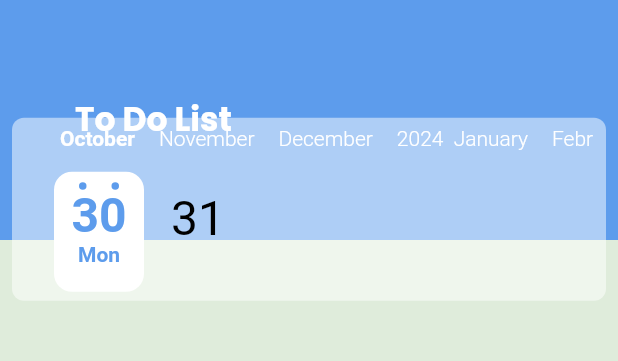
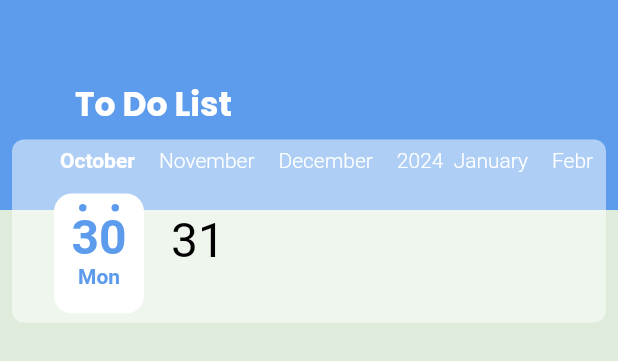
Before and after one commit to ibrahimagdy/to_do_list_application, a Flutter app: the HomeScreen widget shown alone on an empty page, opened directly, on a phone screen of 412 x 824 dp. Shown: the top 361 px of the screen. Run offline on Flutter 3.47's test engine with Material 2 defaults, Android fonts, the phone set to English and light mode, and no system bars; drawn by our look-alikes of calendar_timeline; our stand-ins replace bot_toast, cloud_firestore, firebase_auth, firebase_core, firebase_messaging, flutter_easyloading and 4 more; accounts and stored records are empty; generated files the repository leaves out were written again.

Commit message:
Update on calender package

```diff
--- a/lib/pages/home_screen/home_screen.dart
+++ b/lib/pages/home_screen/home_screen.dart
@@ -17,20 +17,19 @@ class _HomeScreenState extends State<HomeScreen> {
   DateTime selectedDate = DateTime.now();
   @override
   Widget build(BuildContext context) {
-    // var provider = Provider.of<AppProvider>(context);
     var theme = Theme.of(context);
     var local = AppLocalizations.of(context)!;
     return Column(
       children: [
         Stack(
-          alignment: const Alignment(0, 3.5),
+          alignment: const Alignment(0, 12),
           children: [
             Container(
               alignment: Alignment.centerLeft,
               padding: const EdgeInsets.symmetric(horizontal: 50),
               color: theme.primaryColor,
               width: double.infinity,
-              height: 160,
+              height: 140,
               child: Text(
                 local.to_do_list,
                 style: theme.textTheme.titleLarge,
@@ -64,7 +63,7 @@ class _HomeScreenState extends State<HomeScreen> {
             ),
           ],
         ),
-        const SizedBox(height: 55),
+        const SizedBox(height: 78),
         Expanded(
           child: StreamBuilder<QuerySnapshot<TaskModel>>(
             stream: FirestoreUtils.getRealTimeDataFromFireStore(selectedDate),
--- a/lib/pages/login/login_screen.dart
+++ b/lib/pages/login/login_screen.dart
@@ -194,7 +194,7 @@ class _LoginScreenState extends State<LoginScreen> {
               'Wrong password provided for that user');
         } else if (e.code == 'INVALID_LOGIN_CREDENTIALS') {
           EasyLoading.dismiss();
-          SnackBarService.showErrorMessage('Wrong password');
+          SnackBarService.showErrorMessage('Wrong email or password');
         }
       }
     }
--- a/pubspec.yaml
+++ b/pubspec.yaml
@@ -15,7 +15,10 @@ dependencies:
 
   cupertino_icons: ^1.0.2
   google_fonts: ^6.1.0
-  calendar_timeline: ^1.1.2
+  calendar_timeline:
+    git:
+      url: https://github.com/ViktorKirjanov/calendar_timeline
+      ref: master # branch
   flutter_slidable: ^3.0.0
   easy_date_timeline: ^0.1.1
   firebase_core: ^2.17.0
```
Also changed, not shown: pubspec.lock.
